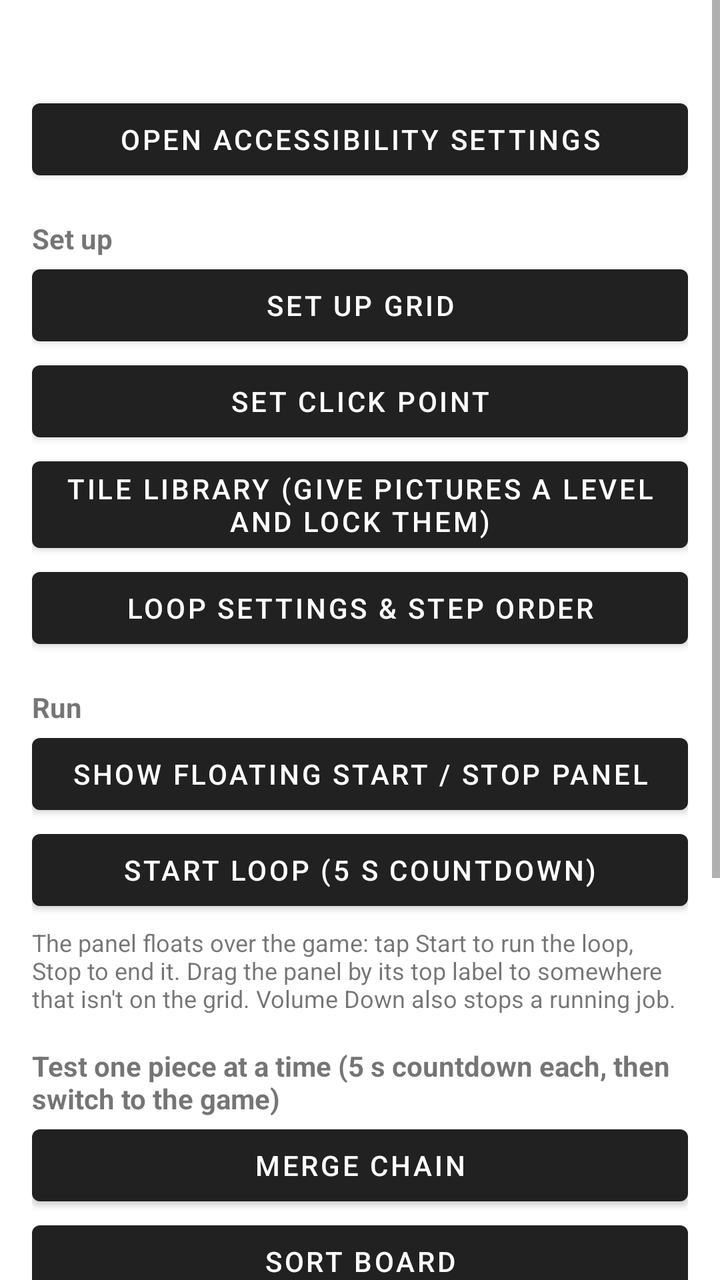
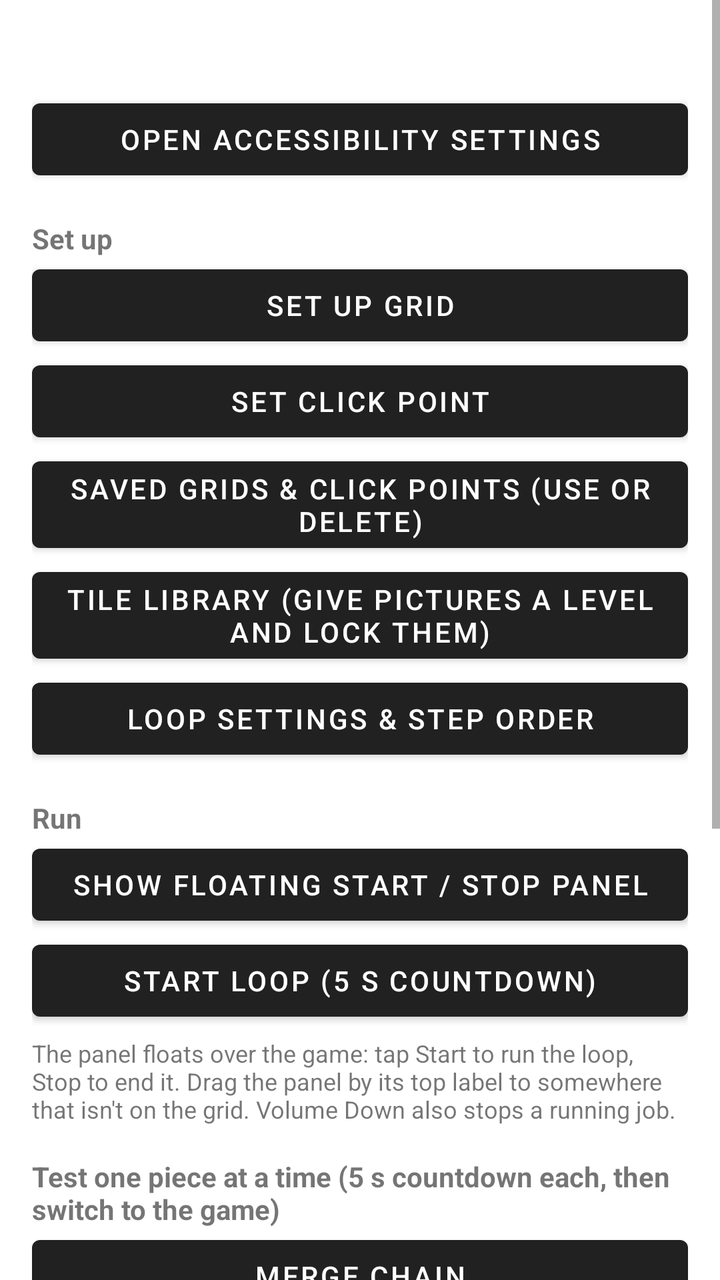

Before-and-after screenshots of an Android layout around one commit, followed by the original layout XML and the change that was made.
<!-- AndroidManifest.xml: application theme Theme.MyApp -->
<!-- res/layout/activity_main.xml -->
<?xml version="1.0" encoding="utf-8"?>
<ScrollView xmlns:android="http://schemas.android.com/apk/res/android"
    android:layout_width="match_parent"
    android:layout_height="match_parent">

    <LinearLayout
        android:layout_width="match_parent"
        android:layout_height="wrap_content"
        android:orientation="vertical"
        android:padding="16dp">

        <TextView
            android:id="@+id/statusText"
            android:layout_width="match_parent"
            android:layout_height="wrap_content"
            android:textSize="16sp"
            android:paddingBottom="8dp" />

        <Button
            android:id="@+id/btnEnableService"
            android:layout_width="match_parent"
            android:layout_height="wrap_content"
            android:text="Open Accessibility Settings" />

        <TextView
            android:layout_width="match_parent"
            android:layout_height="wrap_content"
            android:paddingTop="16dp"
            android:text="Set up"
            android:textStyle="bold" />

        <Button
            android:id="@+id/btnSetupGrid"
            android:layout_width="match_parent"
            android:layout_height="wrap_content"
            android:text="Set Up Grid" />

        <Button
            android:id="@+id/btnSetClickPoint"
            android:layout_width="match_parent"
            android:layout_height="wrap_content"
            android:text="Set Click Point" />

        <Button
            android:id="@+id/btnLibrary"
            android:layout_width="match_parent"
            android:layout_height="wrap_content"
            android:text="Tile Library (give pictures a level and lock them)" />

        <Button
            android:id="@+id/btnSettings"
            android:layout_width="match_parent"
            android:layout_height="wrap_content"
            android:text="Loop Settings &amp; Step Order" />

        <TextView
            android:layout_width="match_parent"
            android:layout_height="wrap_content"
            android:paddingTop="16dp"
            android:text="Run"
            android:textStyle="bold" />

        <Button
            android:id="@+id/btnShowPanel"
            android:layout_width="match_parent"
            android:layout_height="wrap_content"
            android:text="Show Floating Start / Stop Panel" />

        <Button
            android:id="@+id/btnStartLoop"
            android:layout_width="match_parent"
            android:layout_height="wrap_content"
            android:text="Start Loop (5 s countdown)" />

        <TextView
            android:layout_width="match_parent"
            android:layout_height="wrap_content"
            android:paddingTop="4dp"
            android:textSize="12sp"
            android:text="The panel floats over the game: tap Start to run the loop, Stop to end it. Drag the panel by its top label to somewhere that isn't on the grid. Volume Down also stops a running job." />

        <TextView
            android:layout_width="match_parent"
            android:layout_height="wrap_content"
            android:paddingTop="16dp"
            android:text="Test one piece at a time (5 s countdown each, then switch to the game)"
            android:textStyle="bold" />

        <Button
            android:id="@+id/btnMerge"
            android:layout_width="match_parent"
            android:layout_height="wrap_content"
            android:text="Merge Chain" />

        <Button
            android:id="@+id/btnSort"
            android:layout_width="match_parent"
            android:layout_height="wrap_content"
            android:text="Sort Board" />

        <Button
            android:id="@+id/btnHoldSummon"
            android:layout_width="match_parent"
            android:layout_height="wrap_content"
            android:text="Hold Summon Until Grid Full" />

        <Button
            android:id="@+id/btnTestTap"
            android:layout_width="match_parent"
            android:layout_height="wrap_content"
            android:text="Test Tap on the Summon Point" />

        <Button
            android:id="@+id/btnReadGrid"
            android:layout_width="match_parent"
            android:layout_height="wrap_content"
            android:text="Read Grid Numbers" />

        <Button
            android:id="@+id/btnViewResult"
            android:layout_width="match_parent"
            android:layout_height="wrap_content"
            android:text="View Last Result" />

        <TextView
            android:layout_width="match_parent"
            android:layout_height="wrap_content"
            android:paddingTop="12dp"
            android:textSize="12sp"
            android:text="Only tiles read confidently (green in View Last Result) are used for merging and sorting; unsure and unreadable tiles are left alone. Sort and Merge can be set to preview only in Loop Settings." />

    </LinearLayout>
</ScrollView>
<!-- resources referenced by this layout -->
<resources>
  <style name="Theme.MyApp" parent="Theme.MaterialComponents.DayNight.DarkActionBar" />
</resources>

<!-- the commit's change to res/layout/activity_main.xml (unified diff, before → after) -->
@@ -40,6 +40,12 @@
             android:layout_width="match_parent"
             android:layout_height="wrap_content"
             android:text="Set Click Point" />
+
+        <Button
+            android:id="@+id/btnManage"
+            android:layout_width="match_parent"
+            android:layout_height="wrap_content"
+            android:text="Saved Grids &amp; Click Points (use or delete)" />
 
         <Button
             android:id="@+id/btnLibrary"
